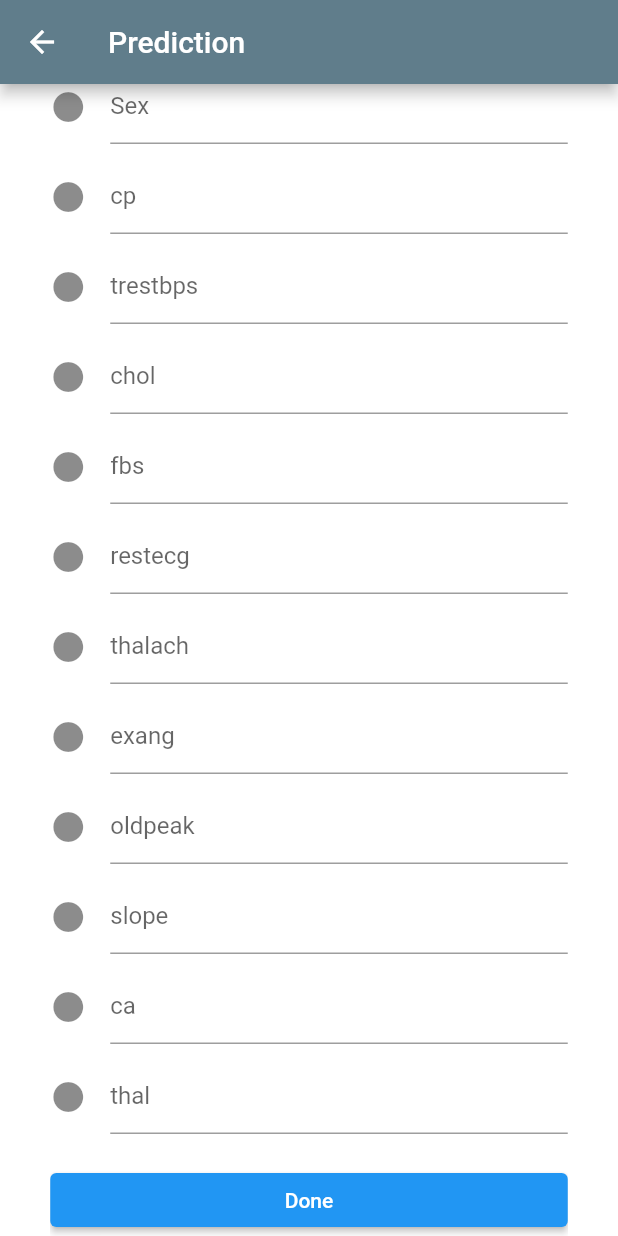
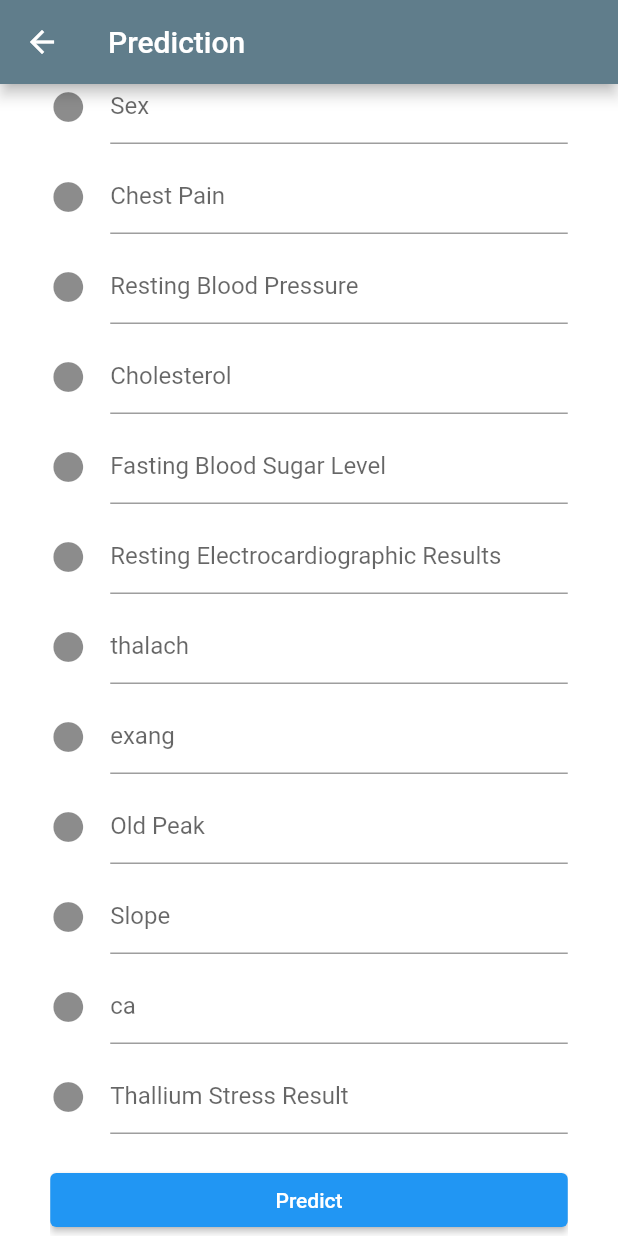
Before and after one commit to Heart-Patient-Assistant/HPA-Mobile, a Flutter app: the PredictionModel screen opened directly, scrolled down 102 dp, on a phone screen of 412 x 824 dp. Run offline on Flutter 3.47's test engine with Material 2 defaults, Android fonts, the phone set to English and light mode, and no system bars; our stand-ins replace image_picker, shared_preferences; accounts and stored records are empty.

Commit message:
ML-Model (Predictions)

```diff
--- a/lib/PredictionModel.dart
+++ b/lib/PredictionModel.dart
@@ -134,7 +134,7 @@ class _PredictionModelState extends State<PredictionModel> {
                       controller: cp,
                       keyboardType: TextInputType.number,
                       decoration: InputDecoration(
-                        labelText: 'cp',
+                        labelText: 'Chest Pain',
                         icon: new Icon(Icons.circle),
                       ),
                     ),
@@ -148,7 +148,7 @@ class _PredictionModelState extends State<PredictionModel> {
                       controller: trestbps,
                       keyboardType: TextInputType.number,
                       decoration: InputDecoration(
-                        labelText: 'trestbps',
+                        labelText: 'Resting Blood Pressure',
                         icon: new Icon(Icons.circle),
                       ),
                     ),
@@ -163,7 +163,7 @@ class _PredictionModelState extends State<PredictionModel> {
                       controller: chol,
                       keyboardType: TextInputType.number,
                       decoration: InputDecoration(
-                        labelText: 'chol',
+                        labelText: 'Cholesterol',
                         icon: Icon(Icons.circle)
                       ),
                     ),
@@ -178,7 +178,7 @@ class _PredictionModelState extends State<PredictionModel> {
                       controller: fbs,
                       keyboardType: TextInputType.number,
                       decoration: InputDecoration(
-                        labelText: 'fbs',
+                        labelText: 'Fasting Blood Sugar Level',
                           icon: Icon(Icons.circle)
                       ),
                     ),
@@ -193,7 +193,7 @@ class _PredictionModelState extends State<PredictionModel> {
                       controller: restecg,
                       keyboardType: TextInputType.number,
                       decoration: InputDecoration(
-                        labelText: 'restecg',
+                        labelText: 'Resting Electrocardiographic Results',
                           icon: Icon(Icons.circle)
                       ),
                     ),
@@ -237,7 +237,7 @@ class _PredictionModelState extends State<PredictionModel> {
                       controller: oldpeak,
                       keyboardType: TextInputType.number,
                       decoration: InputDecoration(
-                        labelText: 'oldpeak',
+                        labelText: 'Old Peak',
                           icon: Icon(Icons.circle)
                       ),
                     ),
@@ -252,7 +252,7 @@ class _PredictionModelState extends State<PredictionModel> {
                       controller: slope,
                       keyboardType: TextInputType.number,
                       decoration: InputDecoration(
-                        labelText: 'slope',
+                        labelText: 'Slope',
                           icon: Icon(Icons.circle)
                       ),
                     ),
@@ -281,7 +281,7 @@ class _PredictionModelState extends State<PredictionModel> {
                       controller: thal,
                       keyboardType: TextInputType.number,
                       decoration: InputDecoration(
-                        labelText: 'thal',
+                        labelText: 'Thallium Stress Result',
                           icon: Icon(Icons.circle)
                       ),
                     ),
@@ -291,7 +291,7 @@ class _PredictionModelState extends State<PredictionModel> {
 
                   new ElevatedButton(onPressed: (){
                     Predict();
-                  }, child: Text("Done"))
+                  }, child: Text("Predict"))
                 ],
               ),
 
```
